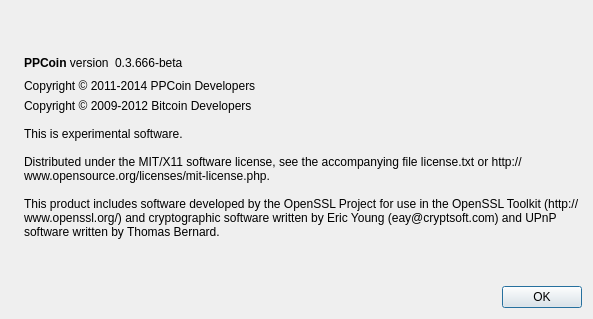
This is src/qt/forms/aboutdialog.ui in hanxianzhai/poscoin as Qt 5 draws it before an edit. The edited form follows.
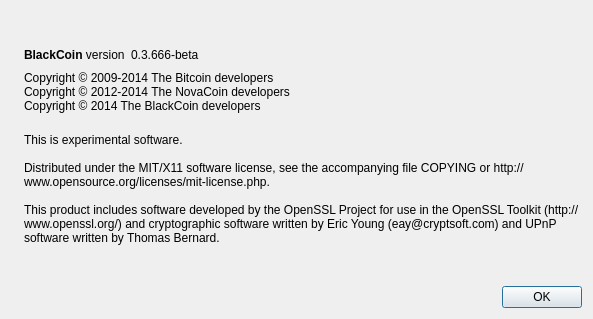
This is the edited form. Icons and pictures are not drawn.

What changed in the file:
```diff
--- a/src/qt/forms/aboutdialog.ui
+++ b/src/qt/forms/aboutdialog.ui
@@ -50,7 +50,7 @@
        <item>
         <widget class="QLabel" name="label">
          <property name="text">
-          <string>&lt;b&gt;PPCoin&lt;/b&gt; version</string>
+          <string>&lt;b&gt;BlackCoin&lt;/b&gt; version</string>
          </property>
          <property name="textInteractionFlags">
           <set>Qt::LinksAccessibleByMouse|Qt::TextSelectableByKeyboard|Qt::TextSelectableByMouse</set>
@@ -62,9 +62,6 @@
          <property name="text">
           <string notr="true">0.3.666-beta</string>
          </property>
-         <property name="textFormat">
-          <enum>Qt::RichText</enum>
-         </property>
          <property name="textInteractionFlags">
           <set>Qt::LinksAccessibleByMouse|Qt::TextSelectableByKeyboard|Qt::TextSelectableByMouse</set>
          </property>
@@ -86,12 +83,14 @@
       </layout>
      </item>
      <item>
-      <widget class="QLabel" name="label_ppcoin_copyright">
-       <property name="text">
-        <string>Copyright © 2011-2014 PPCoin Developers</string>
+      <widget class="QLabel" name="copyrightLabel">
+       <property name="cursor">
+        <cursorShape>IBeamCursor</cursorShape>
        </property>
-       <property name="wordWrap">
-        <bool>true</bool>
+       <property name="text">
+        <string>Copyright © 2009-2014 The Bitcoin developers
+Copyright © 2012-2014 The NovaCoin developers
+Copyright © 2014 The BlackCoin developers</string>
        </property>
        <property name="textInteractionFlags">
         <set>Qt::LinksAccessibleByMouse|Qt::TextSelectableByKeyboard|Qt::TextSelectableByMouse</set>
@@ -101,11 +100,10 @@
      <item>
       <widget class="QLabel" name="label_2">
        <property name="text">
-        <string>Copyright © 2009-2012 Bitcoin Developers
-
+        <string>
 This is experimental software.
 
-Distributed under the MIT/X11 software license, see the accompanying file license.txt or http://www.opensource.org/licenses/mit-license.php.
+Distributed under the MIT/X11 software license, see the accompanying file COPYING or http://www.opensource.org/licenses/mit-license.php.
 
 This product includes software developed by the OpenSSL Project for use in the OpenSSL Toolkit (http://www.openssl.org/) and cryptographic software written by Eric Young (eay@cryptsoft.com) and UPnP software written by Thomas Bernard.</string>
        </property>
```
Left out of the diff: 14 changed lines with no effect on the pictures.
